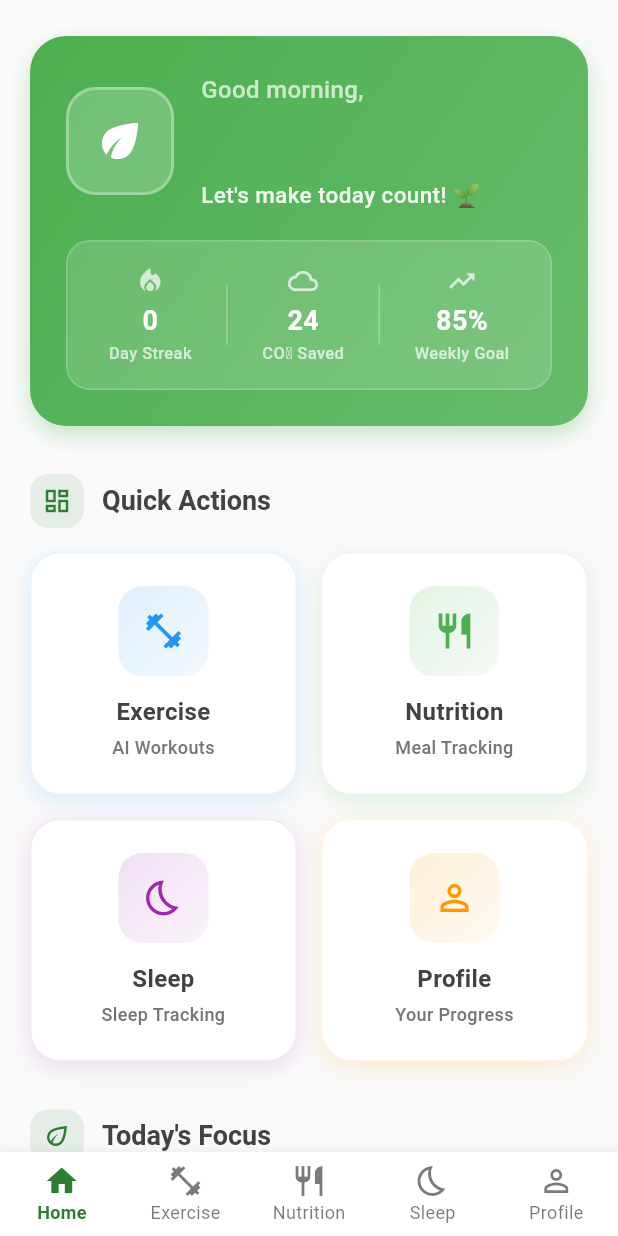
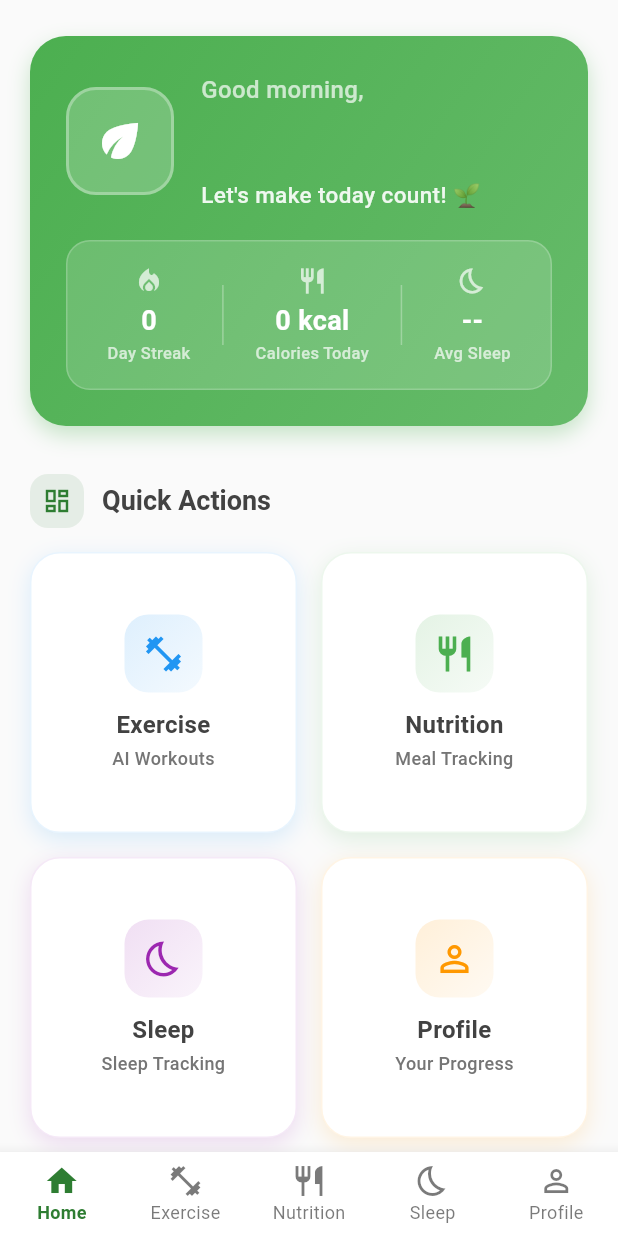
Before and after one commit to abdalrahman-ismaik/sustaina_health, a Flutter app: the screen it shows once a user with an empty profile is signed in, on a phone screen of 412 x 824 dp. Run offline on Flutter 3.47's test engine with Material 3 defaults, Android fonts, the light colour scheme and no system bars; our stand-ins replace cached_network_image, cloud_firestore, firebase_auth, firebase_core, fl_chart, flutter_local_notifications and 8 more; missing offline and left inert: google_sign_in_platform_interface; accounts and stored records are empty; generated files the repository leaves out were written again.

Commit message:
edits and UI fixes

```diff
--- a/lib/features/home/presentation/screens/home_dashboard_screen.dart
+++ b/lib/features/home/presentation/screens/home_dashboard_screen.dart
@@ -5,6 +5,9 @@ import 'package:go_router/go_router.dart';
 import '../../../auth/presentation/providers/auth_providers.dart';
 import 'package:ghiraas/features/exercise/presentation/providers/workout_providers.dart';
 import 'package:ghiraas/features/exercise/data/models/workout_models.dart';
+import 'package:ghiraas/features/nutrition/presentation/providers/nutrition_providers.dart';
+import 'package:ghiraas/features/sleep/presentation/providers/sleep_providers.dart';
+import 'package:ghiraas/features/nutrition/data/models/nutrition_models.dart';
 
 class HomeDashboardScreen extends ConsumerWidget {
   const HomeDashboardScreen({Key? key}) : super(key: key);
@@ -17,6 +20,13 @@ class HomeDashboardScreen extends ConsumerWidget {
   final AsyncValue<List<ActiveWorkoutSession>> completedWorkoutsAsync = ref.watch(completedWorkoutsProvider);
   final List<ActiveWorkoutSession>? completedWorkouts = completedWorkoutsAsync.value;
   final int streak = completedWorkouts != null ? _calculateStreak(completedWorkouts) : 0;
+  // Nutrition & Sleep stats
+  final AsyncValue<DailyNutritionSummary> dailySummaryAsync = ref.watch(dailyNutritionSummaryProvider);
+  final int caloriesEaten = dailySummaryAsync.maybeWhen(data: (DailyNutritionSummary s) => s.totalNutrition.calories, orElse: () => 0);
+
+  final AsyncValue<Duration> sleepDurationAsync = ref.watch(sleepDurationProvider);
+  final Duration avgSleepDuration = sleepDurationAsync.maybeWhen(data: (Duration d) => d, orElse: () => Duration.zero);
+  final String avgSleepStr = avgSleepDuration == Duration.zero ? '--' : '${avgSleepDuration.inHours}h ${avgSleepDuration.inMinutes % 60}m';
 
     return Scaffold(
       backgroundColor: Colors.grey[50],
@@ -27,7 +37,7 @@ class HomeDashboardScreen extends ConsumerWidget {
             crossAxisAlignment: CrossAxisAlignment.start,
             children: <Widget>[
               // Enhanced Header with Stats
-              _buildEnhancedHeader(context, user, streak),
+              _buildEnhancedHeader(context, user, streak, caloriesEaten, avgSleepStr),
               const SizedBox(height: 32),
 
 
@@ -83,7 +93,7 @@ class HomeDashboardScreen extends ConsumerWidget {
     );
   }
 
-  Widget _buildEnhancedHeader(BuildContext context, UserEntity? user, int streak) {
+  Widget _buildEnhancedHeader(BuildContext context, UserEntity? user, int streak, int caloriesEaten, String avgSleepStr) {
     return Container(
       padding: const EdgeInsets.all(24),
       decoration: BoxDecoration(
@@ -161,8 +171,8 @@ class HomeDashboardScreen extends ConsumerWidget {
             ],
           ),
           const SizedBox(height: 20),
-          // Stats Row
-          Container(
+      // Stats Row
+      Container(
             padding: const EdgeInsets.all(16),
             decoration: BoxDecoration(
               color: Colors.white.withOpacity(0.15),
@@ -177,9 +187,9 @@ class HomeDashboardScreen extends ConsumerWidget {
               children: [
                 _buildStatItem(streak.toString(), 'Day Streak', Icons.local_fire_department),
                 _buildStatDivider(),
-                _buildStatItem('24', 'CO₂ Saved', Icons.cloud_outlined),
+                _buildStatItem('$caloriesEaten kcal', 'Calories Today', Icons.restaurant_outlined),
                 _buildStatDivider(),
-                _buildStatItem('85%', 'Weekly Goal', Icons.trending_up),
+                _buildStatItem(avgSleepStr, 'Avg Sleep', Icons.bedtime_outlined),
               ],
             ),
           ),
@@ -269,7 +279,8 @@ class HomeDashboardScreen extends ConsumerWidget {
         crossAxisCount: 2,
         crossAxisSpacing: 16,
         mainAxisSpacing: 16,
-        childAspectRatio: 1.1,
+        // Slightly reduce height per item to avoid small bottom overflow on some devices
+        childAspectRatio: 0.95,
       ),
       itemCount: quickActions.length,
       itemBuilder: (BuildContext context, int index) {
@@ -305,12 +316,12 @@ class HomeDashboardScreen extends ConsumerWidget {
           borderRadius: BorderRadius.circular(20),
           onTap: () => context.go(action['route'] as String),
           child: Padding(
-            padding: const EdgeInsets.all(20),
+            padding: const EdgeInsets.all(16),
             child: Column(
               mainAxisAlignment: MainAxisAlignment.center,
               children: <Widget>[
                 Container(
-                  padding: const EdgeInsets.all(16),
+                  padding: const EdgeInsets.all(12),
                   decoration: BoxDecoration(
                     gradient: LinearGradient(
                       colors: [
@@ -328,7 +339,7 @@ class HomeDashboardScreen extends ConsumerWidget {
                     color: actionColor,
                   ),
                 ),
-                const SizedBox(height: 12),
+                const SizedBox(height: 10),
                 Text(
                   action['title'] as String,
                   style: TextStyle(
@@ -337,8 +348,10 @@ class HomeDashboardScreen extends ConsumerWidget {
                     color: Colors.grey[800],
                   ),
                   textAlign: TextAlign.center,
+                  maxLines: 1,
+                  overflow: TextOverflow.ellipsis,
                 ),
-                const SizedBox(height: 4),
+                const SizedBox(height: 2),
                 Text(
                   action['subtitle'] as String,
                   style: TextStyle(
@@ -347,6 +360,8 @@ class HomeDashboardScreen extends ConsumerWidget {
                     fontWeight: FontWeight.w500,
                   ),
                   textAlign: TextAlign.center,
+                  maxLines: 1,
+                  overflow: TextOverflow.ellipsis,
                 ),
               ],
             ),
--- a/lib/features/nutrition/domain/repositories/nutrition_repository.dart
+++ b/lib/features/nutrition/domain/repositories/nutrition_repository.dart
@@ -40,6 +40,9 @@ abstract class NutritionRepository {
 
   /// Delete a saved meal plan
   Future<void> deleteSavedMealPlan(String planId);
+
+  /// Update an existing saved meal plan (e.g. toggle favorite, update metadata)
+  Future<void> updateSavedMealPlan(SavedMealPlan plan);
 }
 
 class SavedMealPlan {
```
Also changed, not shown: lib/features/exercise/presentation/screens/exercise_home_screen.dart (+12 -6 lines), lib/features/nutrition/data/repositories/nutrition_repository_impl.dart (+16 -0 lines), lib/features/nutrition/presentation/providers/nutrition_providers.dart (+21 -0 lines), lib/features/nutrition/presentation/screens/food_logging_screen.dart (+73 -28 lines), lib/features/nutrition/presentation/screens/nutrition_home_screen.dart (+19 -0 lines), lib/features/nutrition/presentation/screens/saved_meal_plans_screen.dart (+10 -10 lines).
